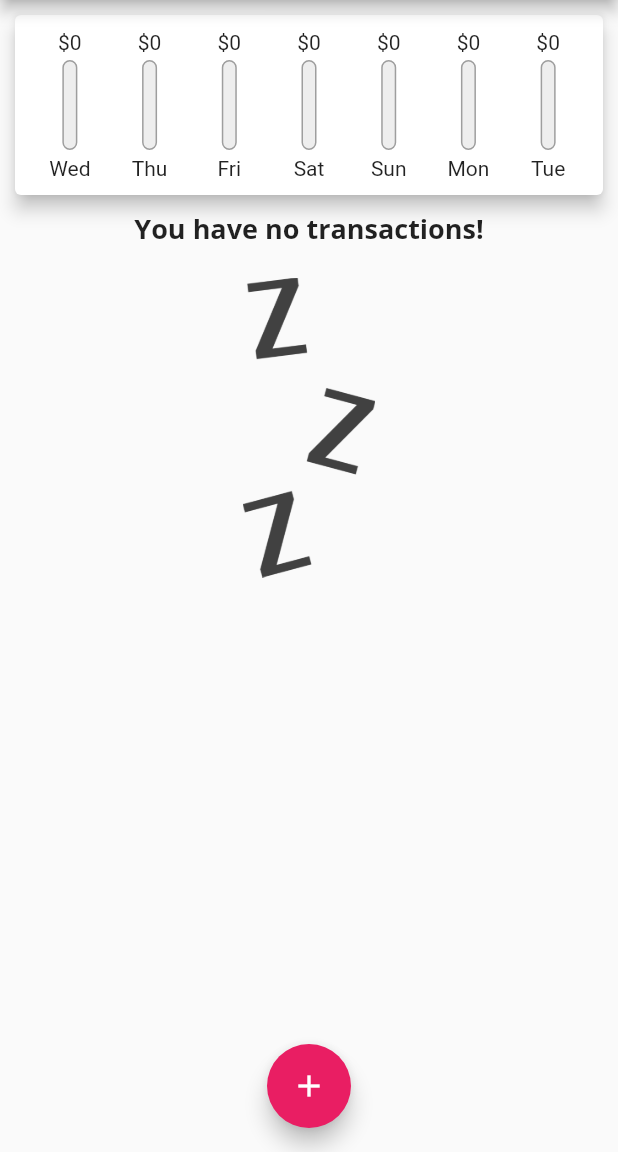
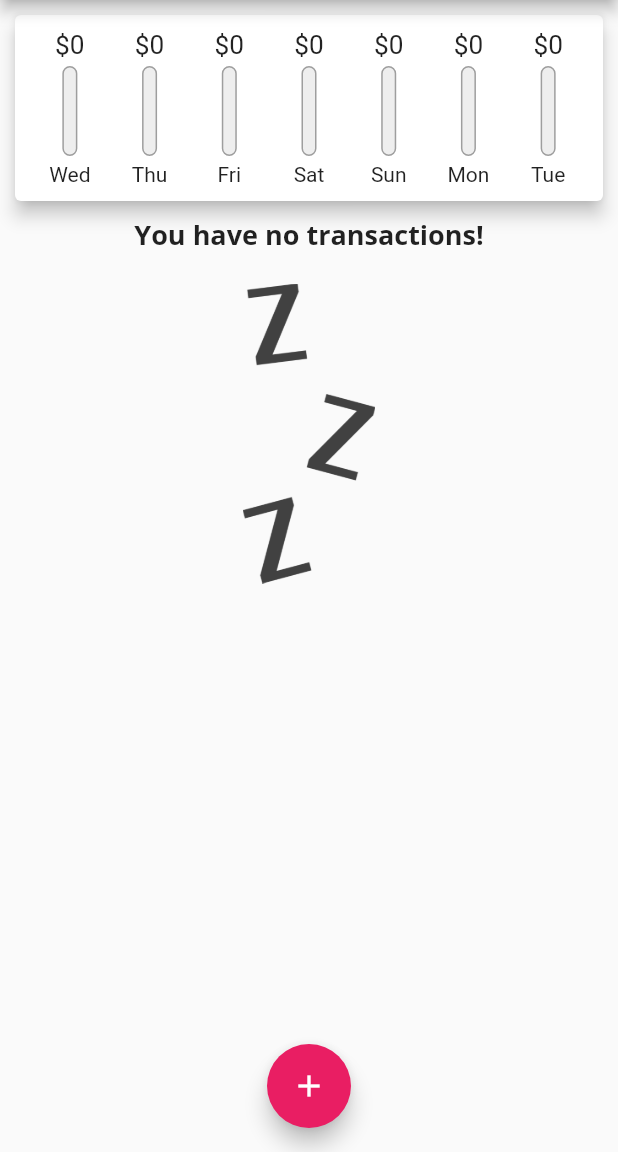
Before and after one commit to kensodemann/personal_expenses, a Flutter app: the screen it shows after launch, on a phone screen of 412 x 824 dp, the part 84-1236 px from its top. Run offline on Flutter 3.47's test engine with Material 2 defaults, Android fonts, the phone set to English and light mode, and no system bars.

```diff
--- a/lib/widgets/chart.dart
+++ b/lib/widgets/chart.dart
@@ -13,7 +13,7 @@ class Chart extends StatelessWidget {
         _recentTransactions.fold(0.0, (sum, item) => sum + item.amount);
 
     return List.generate(7, (index) {
-      final date = DateTime.now().subtract(Duration(days: 6 - index));
+      final date = DateTime.now().subtract(Duration(days: index));
       final label = DateFormat.E().format(date);
 
       double dayTotal = 0.0;
@@ -34,7 +34,7 @@ class Chart extends StatelessWidget {
           label: label,
         ),
       );
-    });
+    }).reversed.toList();
   }
 
   @override
--- a/lib/widgets/chart_bar.dart
+++ b/lib/widgets/chart_bar.dart
@@ -16,8 +16,11 @@ class ChartBar extends StatelessWidget {
   Widget build(BuildContext context) {
     return Column(
       children: [
-        FittedBox(
-          child: Text('\$${amount.toStringAsFixed(0)}'),
+        SizedBox(
+          height: 20,
+          child: FittedBox(
+            child: Text('\$${amount.toStringAsFixed(0)}'),
+          ),
         ),
         const SizedBox(height: 4),
         SizedBox(
```
